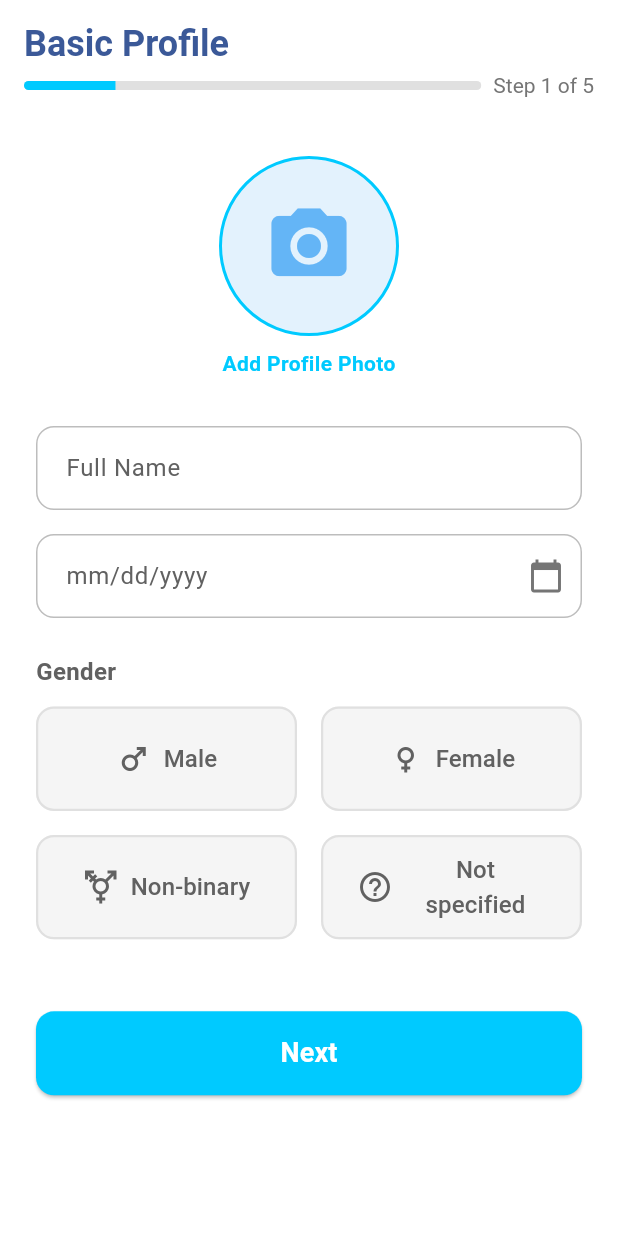
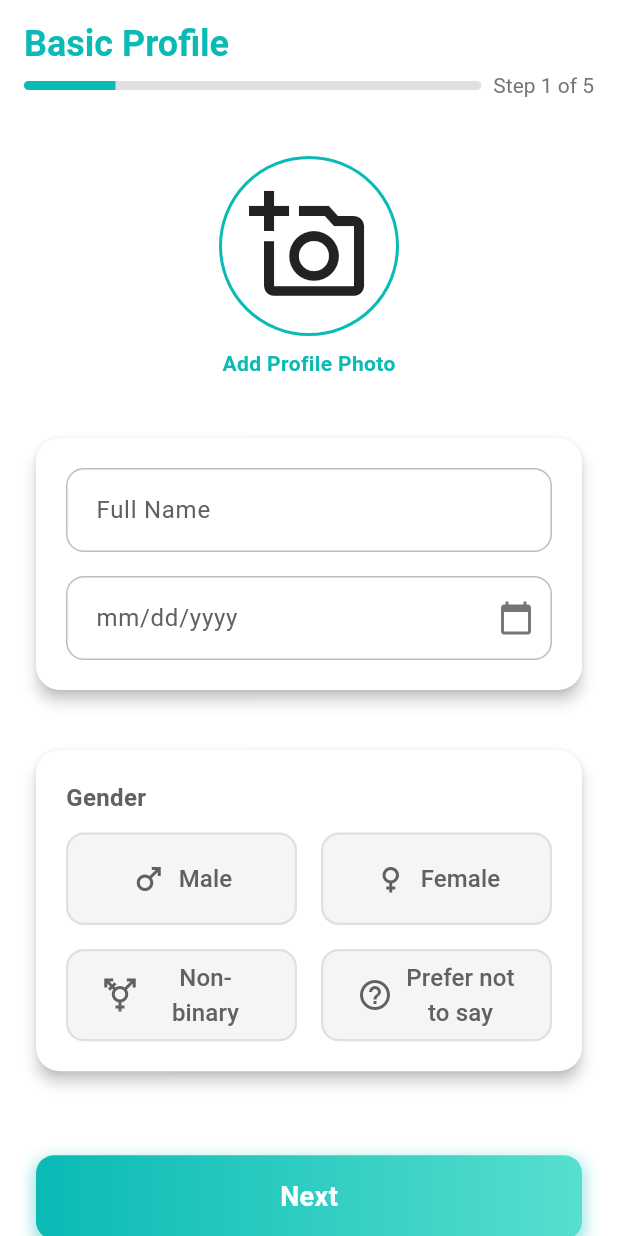
Before and after one commit to Thanaphum-6510110194/G6-Health-Tracking, a Flutter app: the BasicProfileScreen screen opened directly, on a phone screen of 412 x 824 dp. Run offline on Flutter 3.47's test engine with Material 3 defaults, Android fonts, the phone set to English and light mode, and no system bars; our stand-ins replace cloud_firestore, firebase_auth, firebase_core, flutter_svg; accounts and stored records are empty.

Commit message:
Update UI and theme

```diff
--- a/lib/screens/profile_page.dart
+++ b/lib/screens/profile_page.dart
@@ -24,14 +24,14 @@ class _BasicProfileScreenState extends State<BasicProfileScreen> {
         return Theme(
           data: ThemeData.light().copyWith(
             colorScheme: ColorScheme.light(
-              primary: const Color(0xFF00CAFF), // สีฟ้าอ่อนสำหรับ Header ของ DatePicker
-              onPrimary: Colors.white,         // สีของตัวอักษรใน Header
-              surface: Colors.white,           // สีพื้นหลังของ DatePicker
-              onSurface: Colors.black,         // สีของตัวอักษรวันที่
+              primary: const Color(0xFF0ABAB5), // สีสำหรับ Header ของ DatePicker (เปลี่ยนเป็น 0ABAB5)
+              onPrimary: Colors.white, // สีของตัวอักษรใน Header
+              surface: Colors.white, // สีพื้นหลังของ DatePicker
+              onSurface: Colors.black, // สีของตัวอักษรวันที่
             ),
             textButtonTheme: TextButtonThemeData(
               style: TextButton.styleFrom(
-                foregroundColor: const Color(0xFF00CAFF), // สีของปุ่ม "CANCEL" และ "OK" ใน DatePicker
+                foregroundColor: const Color(0xFF0ABAB5), // สีของปุ่ม "CANCEL" และ "OK" ใน DatePicker (เปลี่ยนเป็น 0ABAB5)
               ),
             ),
           ),
@@ -68,7 +68,7 @@ class _BasicProfileScreenState extends State<BasicProfileScreen> {
             Text(
               'Basic Profile',
               style: TextStyle(
-                color: const Color(0xFF3B5998), // สีหัวข้อ
+                color: const Color(0xFF0ABAB5), // สีหัวข้อ (เปลี่ยนเป็น 0ABAB5)
                 fontSize: 24,
                 fontWeight: FontWeight.bold,
               ),
@@ -82,7 +82,7 @@ class _BasicProfileScreenState extends State<BasicProfileScreen> {
                     child: LinearProgressIndicator(
                       value: 1 / 5, // Changed to 1 / 5 for 5 steps
                       backgroundColor: Colors.grey[300],
-                      color: const Color(0xFF00CAFF), // สี Progress Bar
+                      color: const Color(0xFF0ABAB5), // สี Progress Bar (เปลี่ยนเป็น 0ABAB5)
                       minHeight: 6,
                     ),
                   ),
@@ -120,20 +120,18 @@ class _BasicProfileScreenState extends State<BasicProfileScreen> {
                     height: 120,
                     decoration: BoxDecoration(
                       shape: BoxShape.circle,
-                      color: Colors.blue[50], // Light blue background
-                      border: Border.all(color: const Color(0xFF00CAFF), width: 2), // สีขอบเป็นฟ้าอ่อน
+                      border: Border.all(color: const Color(0xFF0ABAB5), width: 2), // สีขอบเป็น 0ABAB5
                     ),
                     child: Icon(
-                      Icons.camera_alt,
-                      size: 60,
-                      color: Colors.blue[300],
+                      Icons.add_a_photo_outlined,
+                      size: 80,
                     ),
                   ),
                   const SizedBox(height: 8),
                   Text(
                     'Add Profile Photo',
                     style: TextStyle(
-                      color: const Color(0xFF00CAFF), // สีข้อความ "Add Profile Photo"
+                      color: const Color(0xFF0ABAB5), // สีข้อความ "Add Profile Photo" (เปลี่ยนเป็น 0ABAB5)
                       fontWeight: FontWeight.bold,
                     ),
                   ),
@@ -142,6 +140,19 @@ class _BasicProfileScreenState extends State<BasicProfileScreen> {
             ),
             const SizedBox(height: 32),
 
+            // Full Name และ Date of Birth ใน Card
+            Card(
+              color: Colors.white,
+              elevation: 4, // เพิ่มเงา
+              shape: RoundedRectangleBorder(
+                borderRadius: BorderRadius.circular(16), // ขอบโค้งมน
+              ),
+              margin: const EdgeInsets.symmetric(vertical: 8.0), // Margin รอบ Card
+              child: Padding(
+                padding: const EdgeInsets.all(20.0), // Padding ภายใน Card
+                child: Column(
+                  crossAxisAlignment: CrossAxisAlignment.start,
+                  children: [
                     // Full Name Text Field
                     TextField(
                       controller: _fullNameController,
@@ -151,7 +162,7 @@ class _BasicProfileScreenState extends State<BasicProfileScreen> {
                           color: Colors.grey[700], // สีของ Label Text
                         ),
                         floatingLabelStyle: const TextStyle(
-                  color: Color(0xFF00CAFF), // สีของ Label Text เมื่อโฟกัส
+                          color: Color(0xFF0ABAB5), // สีของ Label Text เมื่อโฟกัส (เปลี่ยนเป็น 0ABAB5)
                         ),
                         border: OutlineInputBorder(
                           borderRadius: BorderRadius.circular(12),
@@ -162,7 +173,7 @@ class _BasicProfileScreenState extends State<BasicProfileScreen> {
                         focusedBorder: OutlineInputBorder(
                           borderRadius: BorderRadius.circular(12),
                           borderSide: const BorderSide(
-                    color: Color(0xFF00CAFF), // สีขอบ TextField เมื่อโฟกัส
+                            color: Color(0xFF0ABAB5), // สีขอบ TextField เมื่อโฟกัส (เปลี่ยนเป็น 0ABAB5)
                             width: 2.0,
                           ),
                         ),
@@ -189,7 +200,7 @@ class _BasicProfileScreenState extends State<BasicProfileScreen> {
                           color: Colors.grey[700], // สีของ Label Text
                         ),
                         floatingLabelStyle: const TextStyle(
-                  color: Color(0xFF00CAFF), // สีของ Label Text เมื่อโฟกัส
+                          color: Color(0xFF0ABAB5), // สีของ Label Text เมื่อโฟกัส (เปลี่ยนเป็น 0ABAB5)
                         ),
                         border: OutlineInputBorder(
                           borderRadius: BorderRadius.circular(12),
@@ -200,7 +211,7 @@ class _BasicProfileScreenState extends State<BasicProfileScreen> {
                         focusedBorder: OutlineInputBorder(
                           borderRadius: BorderRadius.circular(12),
                           borderSide: const BorderSide(
-                    color: Color(0xFF00CAFF), // สีขอบ TextField เมื่อโฟกัส
+                            color: Color(0xFF0ABAB5), // สีขอบ TextField เมื่อโฟกัส (เปลี่ยนเป็น 0ABAB5)
                             width: 2.0,
                           ),
                         ),
@@ -219,9 +230,25 @@ class _BasicProfileScreenState extends State<BasicProfileScreen> {
                       ),
                       style: const TextStyle(color: Colors.black87), // สีของข้อความที่กรอก
                     ),
+                  ],
+                ),
+              ),
+            ),
             const SizedBox(height: 24),
 
-            // Gender Section
+            // Gender Section ใน Card
+            Card(
+              color: Colors.white,
+              elevation: 4, // เพิ่มเงา
+              shape: RoundedRectangleBorder(
+                borderRadius: BorderRadius.circular(16), // ขอบโค้งมน
+              ),
+              margin: const EdgeInsets.symmetric(vertical: 8.0), // Margin รอบ Card
+              child: Padding(
+                padding: const EdgeInsets.all(20.0), // Padding ภายใน Card
+                child: Column(
+                  crossAxisAlignment: CrossAxisAlignment.start,
+                  children: [
                     Align(
                       alignment: Alignment.centerLeft,
                       child: Text(
@@ -245,17 +272,21 @@ class _BasicProfileScreenState extends State<BasicProfileScreen> {
                         _buildGenderButton('Male', 'male', Icons.male),
                         _buildGenderButton('Female', 'female', Icons.female),
                         _buildGenderButton('Non-binary', 'non-binary', Icons.transgender),
-                _buildGenderButton('Not specified', 'not-specified', Icons.help_outline), // เปลี่ยนกลับเป็น Prefer not to say
+                        _buildGenderButton('Prefer not to say', 'prefer-not-to-say', Icons.help_outline),
                       ],
+                    ),
+                  ],
+                ),
+              ),
             ),
             const SizedBox(height: 48),
 
-            // Next Button
+            // Next Button พร้อม Gradient
             SizedBox(
               width: double.infinity,
               height: 56,
-              child: ElevatedButton(
-                onPressed: () {
+              child: InkWell(
+                onTap: () {
                   // TODO: Implement navigation to the next step
                   print('Full Name: ${_fullNameController.text}');
                   print('Date of Birth: ${_dateOfBirthController.text}');
@@ -264,11 +295,27 @@ class _BasicProfileScreenState extends State<BasicProfileScreen> {
                     const SnackBar(content: Text('Next button tapped!')),
                   );
                 },
-                style: ElevatedButton.styleFrom(
-                  backgroundColor: const Color(0xFF00CAFF), // สีของปุ่ม Next
-                  shape: RoundedRectangleBorder(
                 borderRadius: BorderRadius.circular(12),
+                child: Container(
+                  alignment: Alignment.center,
+                  decoration: BoxDecoration(
+                    borderRadius: BorderRadius.circular(12),
+                    gradient: const LinearGradient(
+                      colors: [
+                        Color(0xFF0ABAB5), // เริ่มต้น
+                        Color(0xFF56DFCF), // สิ้นสุด
+                      ],
+                      begin: Alignment.centerLeft,
+                      end: Alignment.centerRight,
                     ),
+                    boxShadow: [
+                      BoxShadow(
+                        color: const Color(0xFF0ABAB5).withOpacity(0.4),
+                        spreadRadius: 2,
+                        blurRadius: 8,
+                        offset: const Offset(0, 4),
+                      ),
+                    ],
                   ),
                   child: const Text(
                     'Next',
@@ -276,6 +323,7 @@ class _BasicProfileScreenState extends State<BasicProfileScreen> {
                       color: Colors.white,
                       fontSize: 18,
                       fontWeight: FontWeight.bold,
+                    ),
                   ),
                 ),
               ),
@@ -296,11 +344,11 @@ class _BasicProfileScreenState extends State<BasicProfileScreen> {
       },
       style: ElevatedButton.styleFrom(
         backgroundColor: isSelected ? const Color(0xFFE0F7FA) : Colors.grey[100], // Background color เมื่อเลือก (ฟ้าอ่อนมาก)
-        foregroundColor: isSelected ? const Color(0xFF007BFF) : Colors.grey[700], // Text/Icon color เมื่อเลือก (ฟ้าเข้ม)
+        foregroundColor: isSelected ? const Color(0xFF0ABAB5) : Colors.grey[700], // Text/Icon color เมื่อเลือก (เปลี่ยนเป็น 0ABAB5)
         shape: RoundedRectangleBorder(
           borderRadius: BorderRadius.circular(12),
           side: BorderSide(
-            color: isSelected ? const Color(0xFF00CAFF) : Colors.grey.shade300!, // สีขอบเมื่อเลือก (ฟ้าอ่อน)
+            color: isSelected ? const Color(0xFF0ABAB5) : Colors.grey.shade300!, // สีขอบเมื่อเลือก (เปลี่ยนเป็น 0ABAB5)
             width: 1.5,
           ),
         ),
@@ -312,7 +360,7 @@ class _BasicProfileScreenState extends State<BasicProfileScreen> {
           Icon(
             iconData,
             size: 24,
-            color: isSelected ? const Color(0xFF007BFF) : Colors.grey[700], // สี Icon
+            color: isSelected ? const Color(0xFF0ABAB5) : Colors.grey[700], // สี Icon (เปลี่ยนเป็น 0ABAB5)
           ),
           const SizedBox(width: 8),
           Flexible(
```
Also changed, not shown: lib/screens/login_screen.dart (+57 -25 lines), lib/screens/splash_screen.dart (+4 -4 lines). Lines whose indentation alone changed are shown as unchanged.
